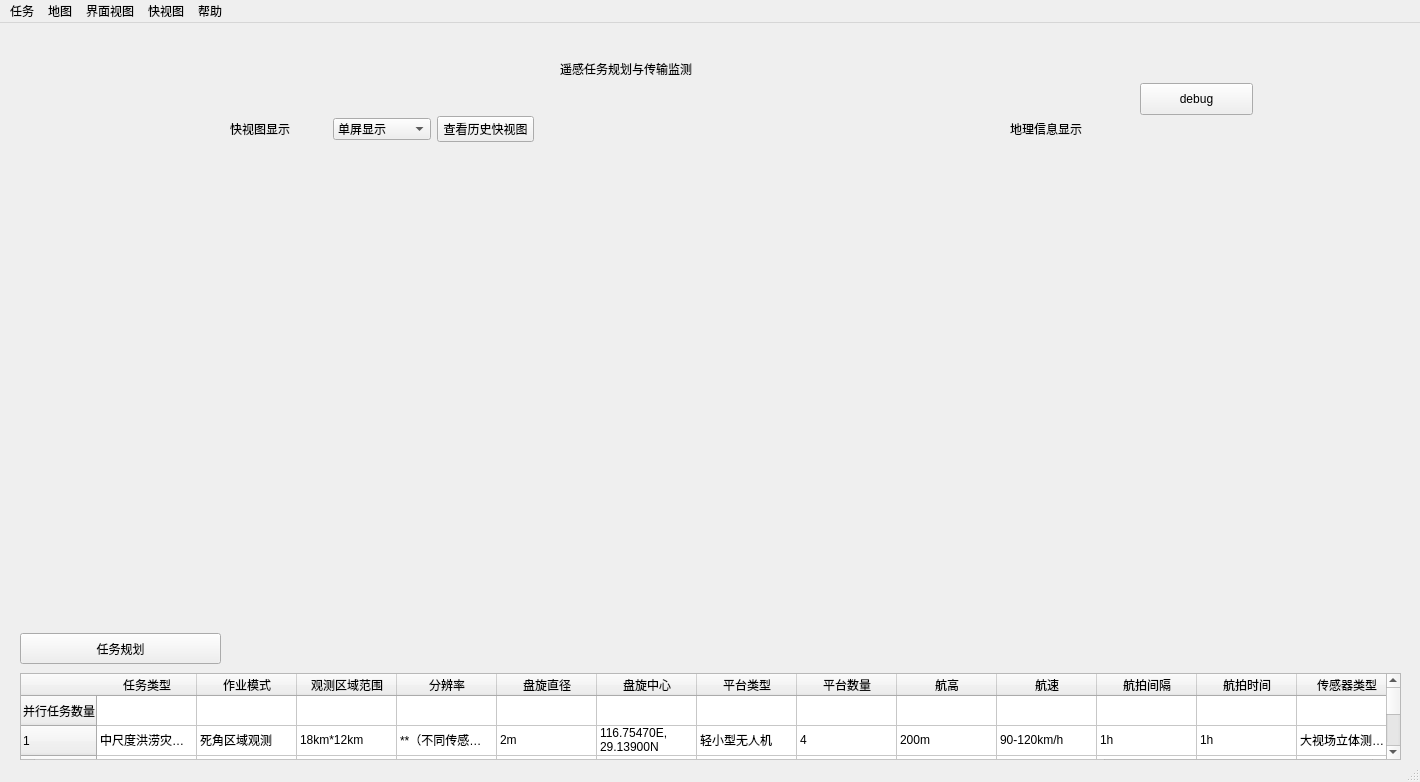
This is main_window.ui in imbi7py/commander as Qt 5 draws it before an edit. The edited form follows.
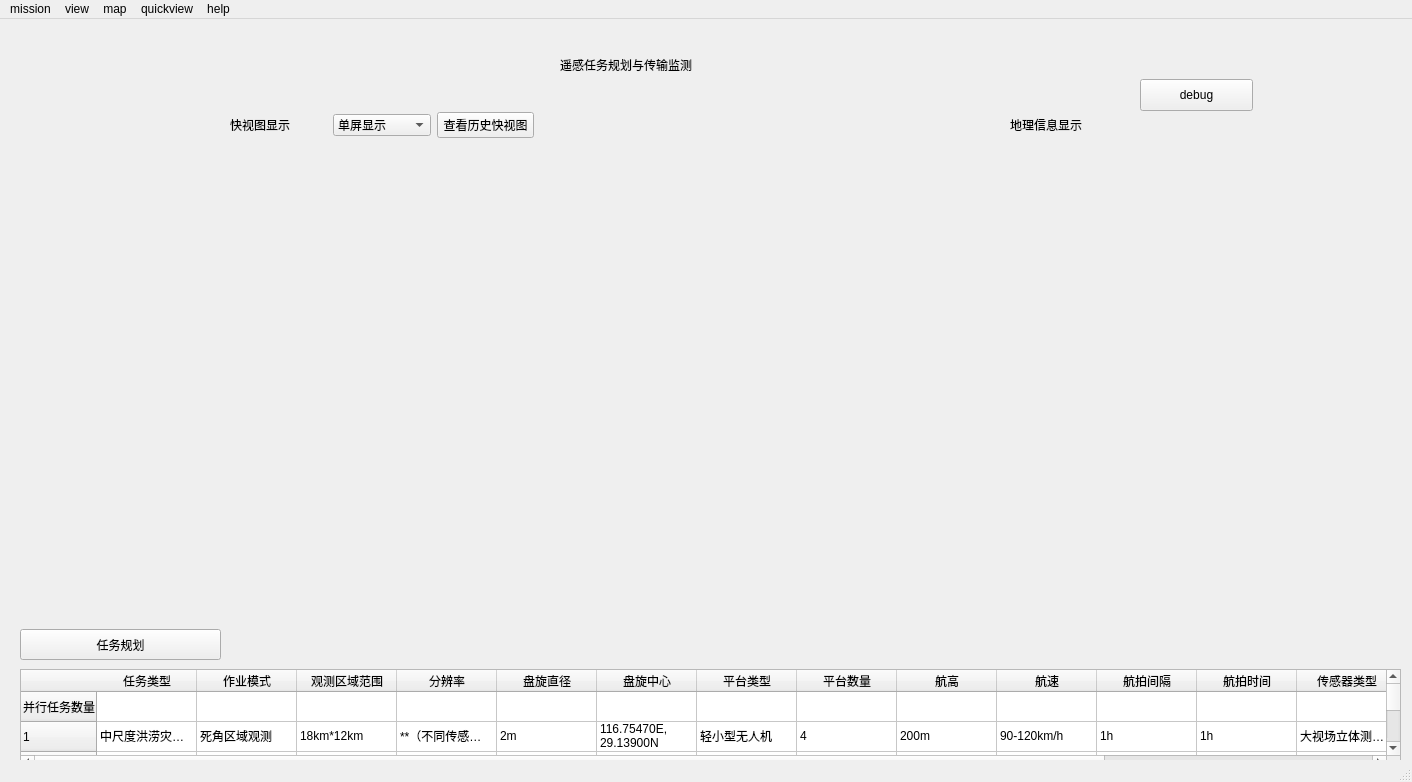
This is the edited form.

Diff of the .ui file:
```diff
--- a/main_window.ui
+++ b/main_window.ui
@@ -6,7 +6,7 @@
    <rect>
     <x>0</x>
     <y>0</y>
-    <width>1420</width>
+    <width>1412</width>
     <height>782</height>
    </rect>
   </property>
@@ -366,41 +366,41 @@
     <rect>
      <x>0</x>
      <y>0</y>
-     <width>1420</width>
+     <width>1412</width>
      <height>22</height>
     </rect>
    </property>
-   <widget class="QMenu" name="map">
+   <widget class="QMenu" name="mainmenu_map">
     <property name="title">
-     <string>地图</string>
+     <string>map</string>
     </property>
     <addaction name="zoom_to_china"/>
    </widget>
-   <widget class="QMenu" name="view">
+   <widget class="QMenu" name="mainmenu_view">
     <property name="title">
-     <string>界面视图</string>
+     <string>view</string>
     </property>
    </widget>
-   <widget class="QMenu" name="help">
+   <widget class="QMenu" name="mainmenu_help">
     <property name="title">
-     <string>帮助</string>
+     <string>help</string>
     </property>
    </widget>
-   <widget class="QMenu" name="quickview">
+   <widget class="QMenu" name="mainmenu_quickview">
     <property name="title">
-     <string>快视图</string>
+     <string>quickview</string>
     </property>
    </widget>
-   <widget class="QMenu" name="menu">
+   <widget class="QMenu" name="mainmenu_mission">
     <property name="title">
-     <string>任务</string>
+     <string>mission</string>
     </property>
    </widget>
-   <addaction name="menu"/>
-   <addaction name="map"/>
-   <addaction name="view"/>
-   <addaction name="quickview"/>
-   <addaction name="help"/>
+   <addaction name="mainmenu_mission"/>
+   <addaction name="mainmenu_view"/>
+   <addaction name="mainmenu_map"/>
+   <addaction name="mainmenu_quickview"/>
+   <addaction name="mainmenu_help"/>
   </widget>
   <widget class="QStatusBar" name="statusbar"/>
   <action name="zoom_to_china">
```
Left out of the diff: 59 changed lines with no effect on the pictures.
